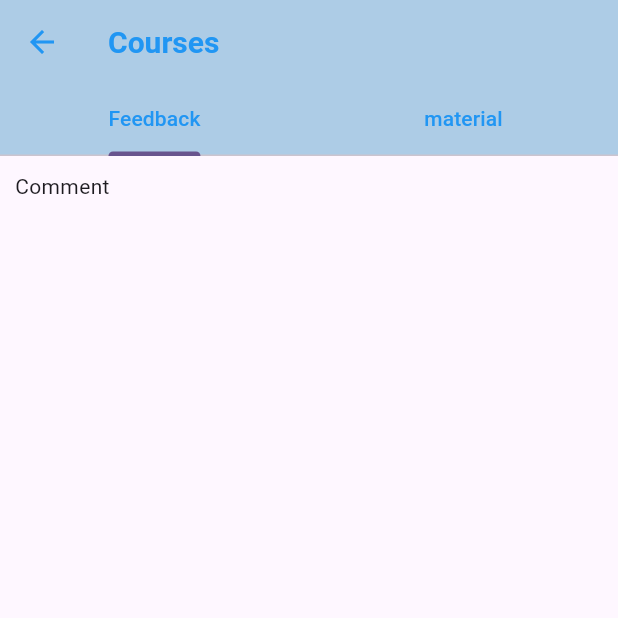
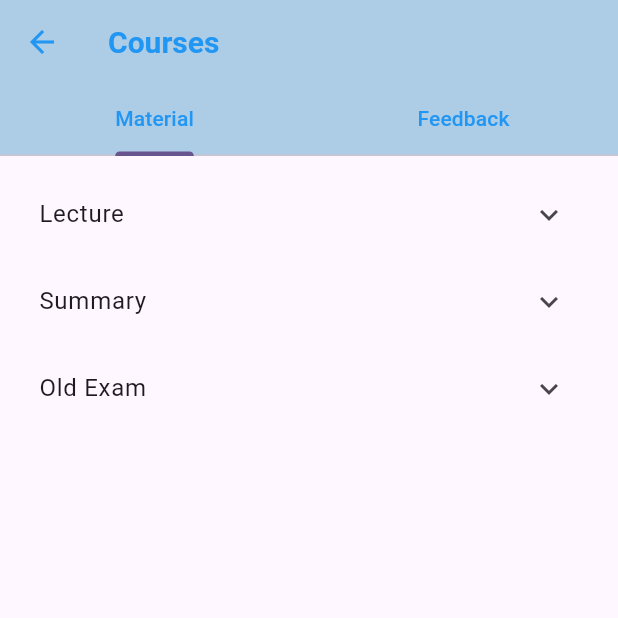
Before and after one commit to salwadan/AOULibrary, a Flutter app: the Courses screen opened directly, on a phone screen of 412 x 824 dp, the top half of it. Run offline on Flutter 3.47's test engine with Material 3 defaults, Android fonts, the phone set to English and light mode, and no system bars; our stand-ins replace auto_size_text, cloud_firestore, device_preview, firebase_auth, firebase_core; missing offline and left inert: comment_box; accounts and stored records are empty.

Commit message:
njood change

```diff
--- a/lib/Courses/Faculty.dart
+++ b/lib/Courses/Faculty.dart
@@ -14,8 +14,8 @@ class Faculty extends StatefulWidget {
 
 final List<Widget> classes = [
   Computerco(),
-  BusinessCo(),
-  Languageco(),
+  Businessco(),
+  LanguageCo(),
 ];
 
 final List<String> faculty = [
--- /dev/null
+++ b/lib/Courses/classification.dart
@@ -0,0 +1,41 @@
+import 'package:flutter/cupertino.dart';
+import 'package:flutter/material.dart';
+
+class ClassificationItem extends StatefulWidget {
+final String title;
+final List<String> items;
+
+ClassificationItem({required this.title, required this.items});
+
+@override
+_ClassificationItemState createState() => _ClassificationItemState();
+}
+
+class _ClassificationItemState extends State<ClassificationItem> {
+  bool _isExpanded = false;
+
+  @override
+  Widget build(BuildContext context) {
+    return ExpansionTile(
+      title: Text(widget.title),
+      initiallyExpanded: _isExpanded,
+      onExpansionChanged: (bool expanded) {
+        setState(() {
+          _isExpanded = expanded;
+        });
+      },
+      children: widget.items.map((item) {
+        return ListTile(
+          title: Text(item),
+          onTap: () {
+            // Handle actions for each item tap if necessary
+            // For example, navigate to a detailed page or show a dialog
+            ScaffoldMessenger.of(context).showSnackBar(
+              SnackBar(content: Text('Tapped on $item')),
+            );
+          },
+        );
+      }).toList(),
+    );
+  }
+}
--- a/lib/Courses/coursepage.dart
+++ b/lib/Courses/coursepage.dart
@@ -1,43 +1,41 @@
+import 'package:flutter/cupertino.dart';
 import 'package:flutter/material.dart';
 
+import 'classification.dart';
 
-class Courses extends StatefulWidget {
-  const Courses({super.key});
+
+class CoursePage extends StatefulWidget {
+  final String courseName;
+
+  CoursePage({required this.courseName});
 
   @override
-  State<Courses> createState() => _MyWidgetState();
+  _CoursePageState createState() => _CoursePageState();
 }
 
-class _MyWidgetState extends State<Courses> {
+class _CoursePageState extends State<CoursePage> {
   @override
   Widget build(BuildContext context) {
-    return DefaultTabController(length: 2,
-      child: Scaffold(
-          appBar: AppBar(
-        title: Text(
-          'Courses',
-          style: TextStyle(color: Colors.blue),
-        ),
-        bottom: TabBar(tabs: [
-          Tab(
-            child: Text('Feedback', style: TextStyle(color: Colors.blue),),
+    return Scaffold(
 
+      body: ListView(
+        children: [
+          ClassificationItem(
+            title: "Lecture",
+            items: ["Lecture 1", "Lecture 2", "Lecture 3"],
           ),
-          Tab(
-            child: Text('material', style: TextStyle(color: Colors.blue),
-            ),
-          )
-        ]),
+          ClassificationItem(
+            title: "Summary",
+
+            items: ["Summary 1", "Summary 2", "Summary 3"],
+          ),
+          ClassificationItem(
+            title: "Old Exam",
+            items: ["Exam 2022", "Exam 2021", "Exam 2020"],
+          ),
+
+        ],
       ),
-      body: Container(
-        padding: EdgeInsets.all(10),
-        child: TabBarView(children: [
-          Text("Comment"),
-          Text('Course Material'),
-        ]),
-      ),
-      ),
-
     );
   }
 }
--- /dev/null
+++ b/lib/Courses/courses.dart
@@ -0,0 +1,46 @@
+import 'package:flutter/material.dart';
+import 'package:salwa_app/Courses/coursepage.dart';
+import 'package:comment_box/comment/comment.dart';
+import 'package:comment_box/comment/test.dart';
+import 'package:comment_box/main.dart';
+
+class Courses extends StatefulWidget {
+  const Courses({super.key});
+
+  @override
+  State<Courses> createState() => _MyWidgetState();
+}
+
+class _MyWidgetState extends State<Courses> {
+  @override
+  Widget build(BuildContext context) {
+    return DefaultTabController(length: 2,
+      child: Scaffold(
+        appBar: AppBar(
+          title: Text(
+            'Courses',
+            style: TextStyle(color: Colors.blue),
+          ),
+          bottom: TabBar(tabs: [
+            Tab(
+              child: Text('Material', style: TextStyle(color: Colors.blue),),
+
+            ),
+            Tab(
+              child: Text('Feedback', style: TextStyle(color: Colors.blue),
+              ),
+            )
+          ]),
+        ),
+        body: Container(
+          padding: EdgeInsets.all(10),
+          child: TabBarView(children: [
+            CoursePage(courseName: "courseName"),
+            TestMe(),
+          ]),
+        ),
+      ),
+
+    );
+  }
+}
--- a/lib/main.dart
+++ b/lib/main.dart
@@ -8,6 +8,7 @@ import 'package:salwa_app/firebase_options.dart';
 import 'package:cloud_firestore/cloud_firestore.dart';
 import 'package:salwa_app/homepage.dart';
 import 'package:device_preview/device_preview.dart';
+import 'package:salwa_app/welcomescreen.dart';
 Future<void> main() async {
   WidgetsFlutterBinding.ensureInitialized();
   await Firebase.initializeApp(options: DefaultFirebaseOptions.currentPlatform);
@@ -92,7 +93,7 @@ class _MyHomePageState extends State<MyHomePage> {
   @override
   Widget build(BuildContext context) {
     return Scaffold(
-      body: Center(
+        body :Center(
         child: Column(
           mainAxisAlignment: MainAxisAlignment.center,
           children: [
```
Also changed, not shown: lib/Courses/LanguageCo.dart (+76 -5 lines), lib/Courses/businessCo.dart (+78 -3 lines), lib/Courses/computerCo.dart (+18 -2 lines), lib/Courses/feedback.dart (added, +112 -0 lines), lib/welcomescreen.dart (added, +98 -0 lines), pubspec.yaml (+7 -2 lines), assets/AOU.jpg (added), assets/Exam.jpg (added), assets/aou_logo.png (added), assets/background.jpg (added), assets/recoredLecture.png (added), assets/summary.jpg (added), pubspec.lock, 1 other file.
